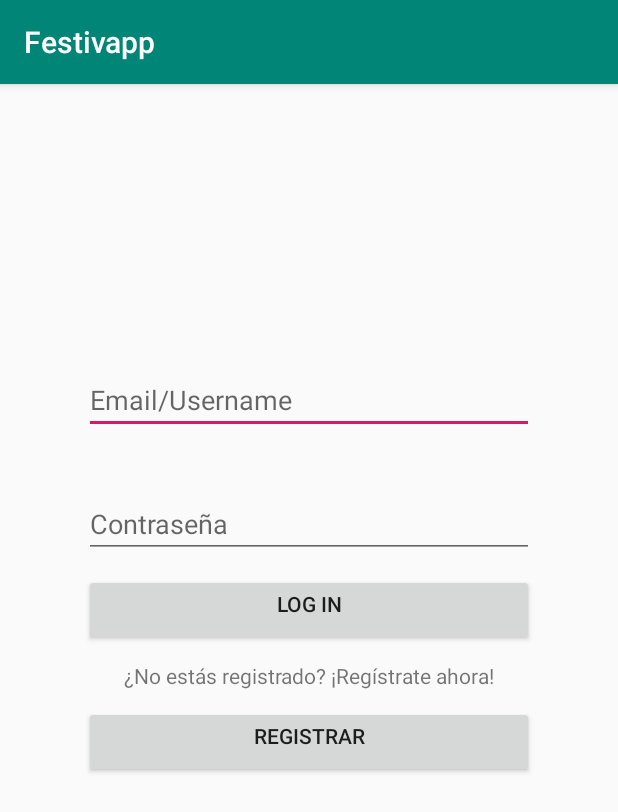
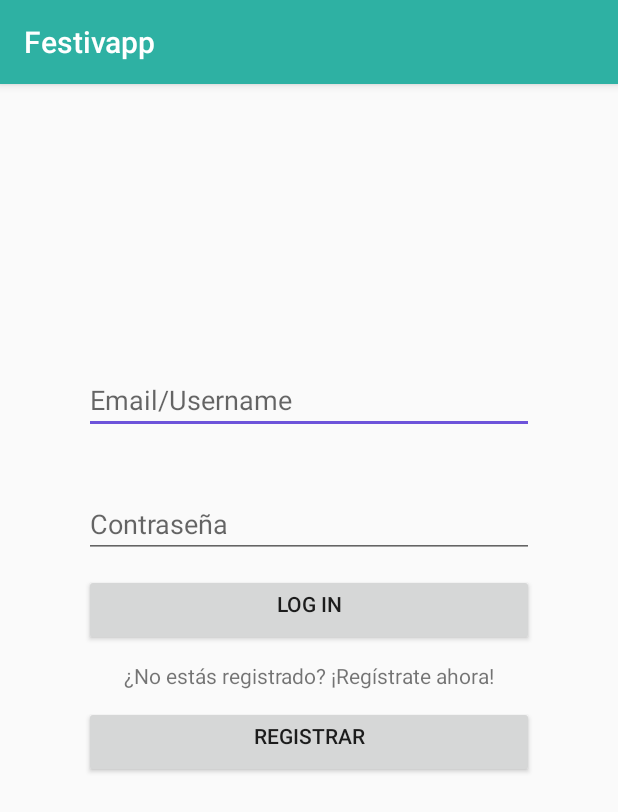
Before and after one commit to carlos-moy-gra/FestivApp, an Android app: the screen it shows after launch (LoginActivity), on a phone screen of 412 x 824 dp. Shown: the top 812 px of the screen. Run offline under Robolectric (Android 15) with nearby library versions, the light colour scheme and no system bars.

Commit message:
Update colors.xml

```diff
--- a/Festivapp/app/src/main/res/values/colors.xml
+++ b/Festivapp/app/src/main/res/values/colors.xml
@@ -1,6 +1,6 @@
 <?xml version="1.0" encoding="utf-8"?>
 <resources>
-    <color name="colorPrimary">#008577</color>
-    <color name="colorPrimaryDark">#00574B</color>
-    <color name="colorAccent">#D81B60</color>
+    <color name="colorPrimary">#2EB1A3</color>
+    <color name="colorPrimaryDark">#1C9F8E</color>
+    <color name="colorAccent">#6D53DA</color>
 </resources>
```
